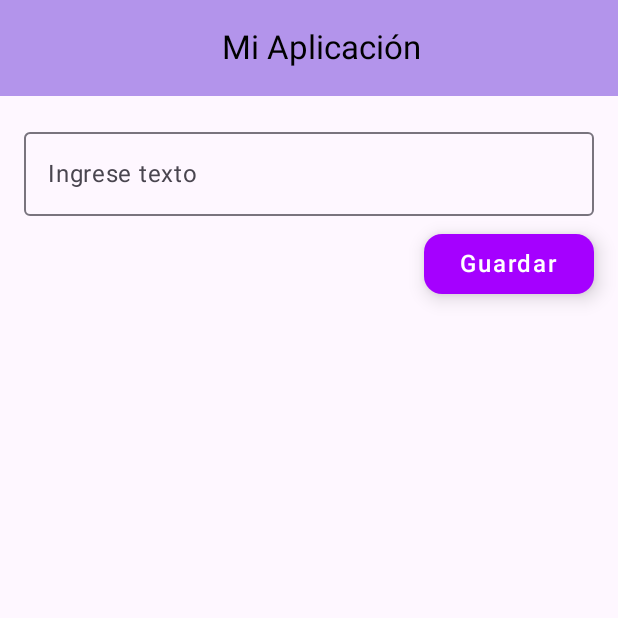
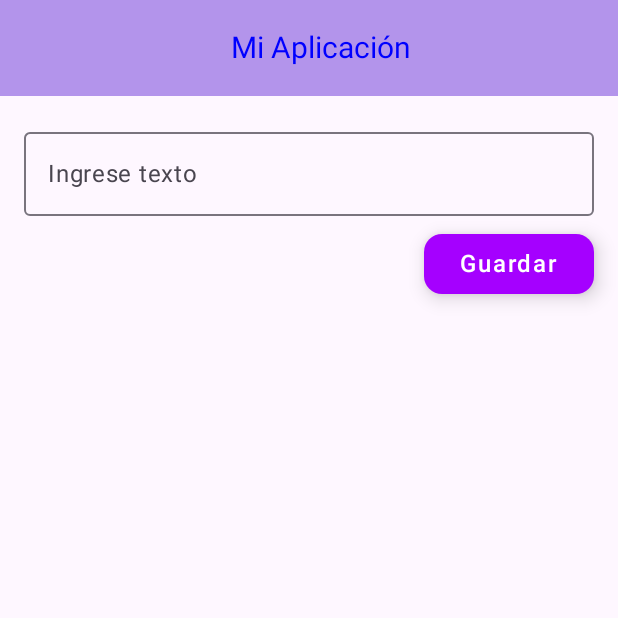
Before and after one commit to Nieve2205/lab04, an Android app built with Jetpack Compose: the screen it shows after launch (MainActivity), on a phone screen of 412 x 824 dp, the top half of it. Run offline under Robolectric (Android 15) with nearby library versions, the phone set to English and light mode, and no system bars.

Commit message:
Modificación en el TopAppBar

```diff
--- a/app/src/main/java/com/example/lab04/MainActivity.kt
+++ b/app/src/main/java/com/example/lab04/MainActivity.kt
@@ -47,8 +47,8 @@ fun MyApp() {
                     ) {
                         Text(
                             text = "Mi Aplicación",
-                            fontSize = 22.sp,
-                            color = Color.Black
+                            fontSize = 20.sp,
+                            color = Color.Blue
                         )
                     }
                 },
```
